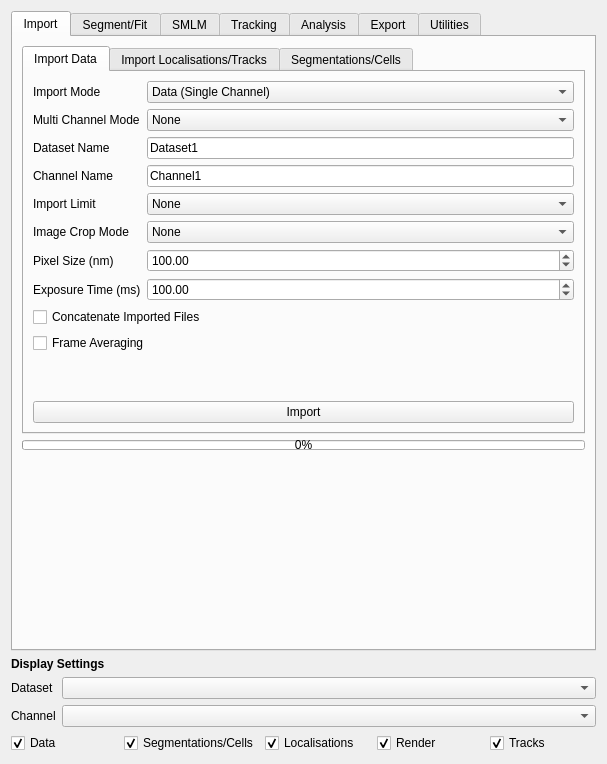
Before: the Qt Designer form src/moltrack/GUI/widget_ui.ui in piedrro/napari-moltrack, drawn with Qt 5.
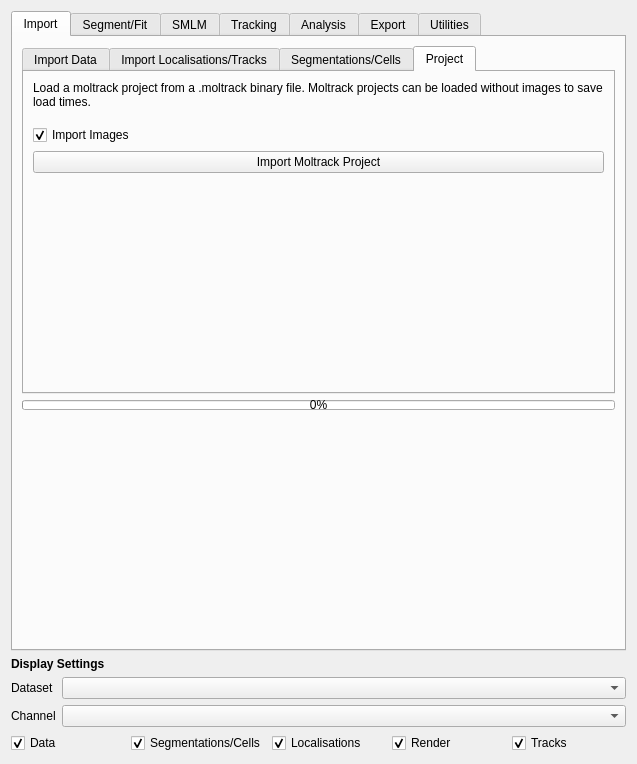
After: the same form once the commit is applied. The open tabs and pages were chosen to show the change.

Commit message: added moltrack project files

```diff
--- a/src/moltrack/GUI/widget_ui.ui
+++ b/src/moltrack/GUI/widget_ui.ui
@@ -6,7 +6,7 @@
    <rect>
     <x>0</x>
     <y>0</y>
-    <width>607</width>
+    <width>637</width>
     <height>764</height>
    </rect>
   </property>
@@ -486,6 +486,69 @@
            </item>
           </layout>
          </widget>
+         <widget class="QWidget" name="tab_29">
+          <attribute name="title">
+           <string>Project</string>
+          </attribute>
+          <layout class="QVBoxLayout" name="verticalLayout_31">
+           <item>
+            <widget class="QLabel" name="label_141">
+             <property name="text">
+              <string>Load a moltrack project from a .moltrack binary file. Moltrack projects can be loaded without images to save load times.</string>
+             </property>
+             <property name="wordWrap">
+              <bool>true</bool>
+             </property>
+            </widget>
+           </item>
+           <item>
+            <spacer name="verticalSpacer_29">
+             <property name="orientation">
+              <enum>Qt::Vertical</enum>
+             </property>
+             <property name="sizeType">
+              <enum>QSizePolicy::Minimum</enum>
+             </property>
+             <property name="sizeHint" stdset="0">
+              <size>
+               <width>20</width>
+               <height>10</height>
+              </size>
+             </property>
+            </spacer>
+           </item>
+           <item>
+            <widget class="QCheckBox" name="import_project_images">
+             <property name="text">
+              <string>Import Images</string>
+             </property>
+             <property name="checked">
+              <bool>true</bool>
+             </property>
+            </widget>
+           </item>
+           <item>
+            <widget class="QPushButton" name="import_project">
+             <property name="text">
+              <string>Import Moltrack Project</string>
+             </property>
+            </widget>
+           </item>
+           <item>
+            <spacer name="verticalSpacer_10">
+             <property name="orientation">
+              <enum>Qt::Vertical</enum>
+             </property>
+             <property name="sizeHint" stdset="0">
+              <size>
+               <width>20</width>
+               <height>40</height>
+              </size>
+             </property>
+            </spacer>
+           </item>
+          </layout>
+         </widget>
         </widget>
        </item>
        <item>
```
Left out of the diff: 60 changed lines with no effect on the pictures. The commit also changes 6 other files.
